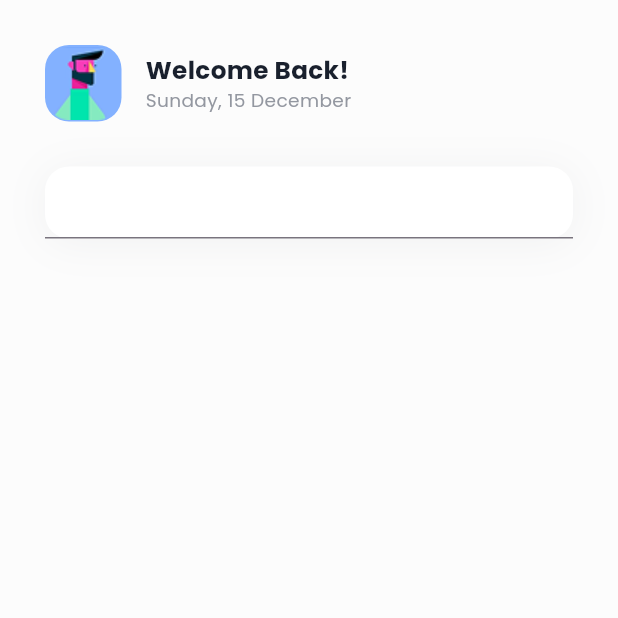
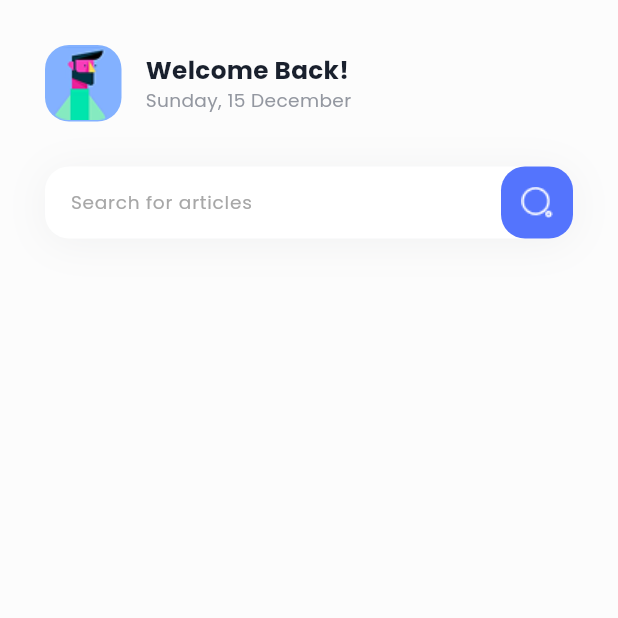
Before and after one commit to shashwat-naik/Education-Purpose, a Flutter app: the screen it shows after launch, on a phone screen of 412 x 824 dp, the top half of it. Run offline on Flutter 3.47's test engine with Material 3 defaults, Android fonts, the phone set to English and light mode, and no system bars; our stand-ins replace flutter_svg, google_fonts.

Commit message:
Search box

```diff
--- a/lib/app_styles.dart
+++ b/lib/app_styles.dart
@@ -16,6 +16,10 @@ const Color kDarkBlue = Color(0xff19202d);
 
 const double kBorderRadius = 16.0;
 
+final kBorder = OutlineInputBorder(
+    borderRadius: BorderRadius.circular(kBorderRadius),
+    borderSide: BorderSide.none);
+
 final kPoppinsBold = GoogleFonts.poppins(
   color: kDarkBlue,
   fontWeight: FontWeight.w700,
--- a/lib/main.dart
+++ b/lib/main.dart
@@ -100,9 +100,30 @@ class HomeScreen extends StatelessWidget {
                         fontSize: SizeConfig.blockSizeHorizontal! * 3),
                     controller: TextEditingController(),
                     decoration: InputDecoration(
-                        contentPadding: EdgeInsets.symmetric(horizontal: 13)
+                      contentPadding: EdgeInsets.symmetric(horizontal: 13),
+                      hintText: 'Search for articles',
+                      border: kBorder,
+                      errorBorder: kBorder,
+                      disabledBorder: kBorder,
+                      focusedBorder: kBorder,
+                      focusedErrorBorder: kBorder,
+                      hintStyle: kPoppinsRegular.copyWith(
+                          color: kLightGrey,
+                          fontSize: SizeConfig.blockSizeHorizontal! * 3),
                     ),
-                ))
+                  ),
+                ),
+                Container(
+                  decoration: BoxDecoration(
+                    color: kBlue,
+                    borderRadius: BorderRadius.circular(kBorderRadius),
+                  ),
+                  child: IconButton(
+                    onPressed: () {},
+                    icon: Image.asset('assets/search_icon.png'),
+
+                  ),
+                )
               ],
             ),
           )
```
Also changed, not shown: assets/search_icon.png (added). Lines whose indentation alone changed are shown as unchanged.
